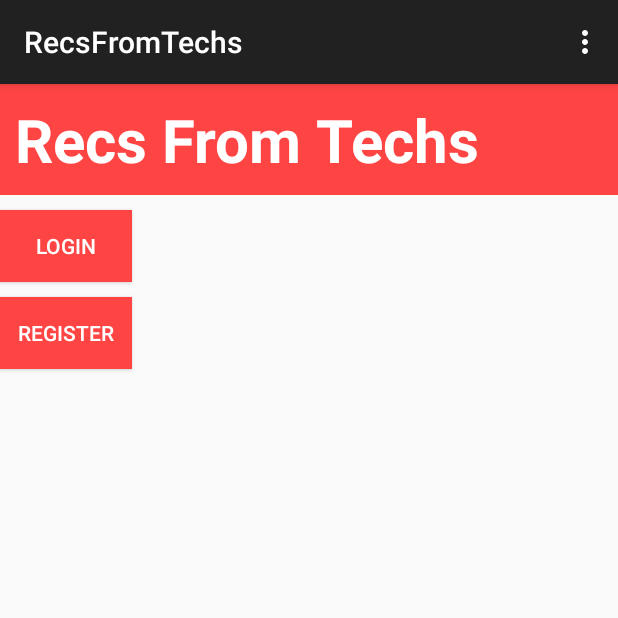
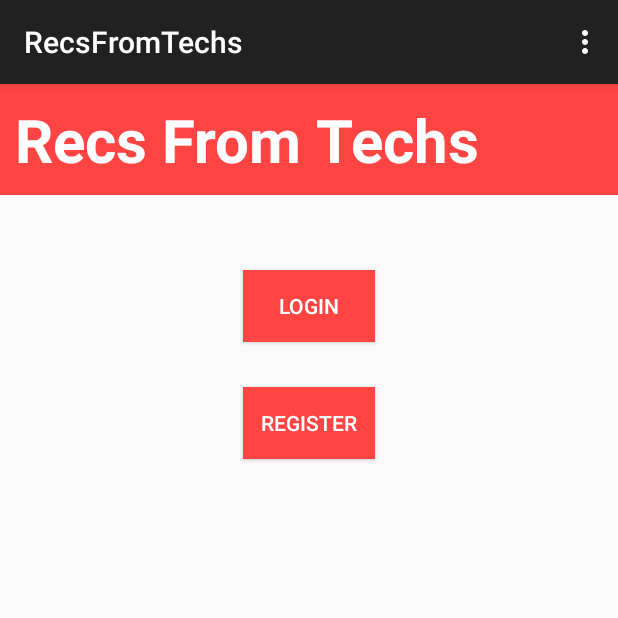
Before and after one commit to DoYouWantToBuildAProgram/Recs-From-Techs, an Android app: the screen it shows after launch (MainActivity), on a phone screen of 412 x 824 dp, the top half of it. Run offline under Robolectric (Android 15) with nearby library versions, the phone set to English and light mode, and no system bars.

```diff
--- a/app/src/main/java/com/example/erica/recsfromtechs/Login.java
+++ b/app/src/main/java/com/example/erica/recsfromtechs/Login.java
@@ -26,12 +26,8 @@ public class Login extends AppCompatActivity {
         setContentView(R.layout.activity_login);
         Toolbar toolbar = (Toolbar) findViewById(R.id.toolbar);
         setSupportActionBar(toolbar);
-         passwords  = getSharedPreferences("MyPref", MODE_PRIVATE);
+        passwords  = getSharedPreferences("MyPref", MODE_PRIVATE);
         editPasswords = passwords.edit();
-
-
-
-        usernames.put("user","password");
     }
 
     public void cancel(View view) {
--- a/app/src/main/res/layout/activity_main.xml
+++ b/app/src/main/res/layout/activity_main.xml
@@ -18,7 +18,7 @@
 
     <Space
         android:layout_width="match_parent"
-        android:layout_height="10dp" />
+        android:layout_height="50dp" />
 
     <Button
         android:layout_width="wrap_content"
@@ -26,11 +26,12 @@
         android:textColor="@android:color/white"
         android:text="@string/login_button"
         android:onClick="login"
-        android:background="@android:color/holo_red_light" />
+        android:background="@android:color/holo_red_light"
+        android:layout_gravity="center_horizontal" />
 
     <Space
         android:layout_width="match_parent"
-        android:layout_height="10dp" />
+        android:layout_height="30dp" />
 
     <Button
         android:layout_width="wrap_content"
@@ -38,6 +39,7 @@
         android:textColor="@android:color/white"
         android:text="@string/register_button"
         android:onClick="register"
-        android:background="@android:color/holo_red_light" />
+        android:background="@android:color/holo_red_light"
+        android:layout_gravity="center_horizontal" />
 
 </LinearLayout>
--- a/app/src/main/res/layout/content_register.xml
+++ b/app/src/main/res/layout/content_register.xml
@@ -25,12 +25,12 @@
         android:layout_width="match_parent"
         android:layout_height="50dp" />
 
-    <EditText android:id="@+id/createuser"
+    <EditText android:id="@+id/username"
         android:layout_width="209dp"
         android:layout_height="wrap_content"
         android:hint="@string/createuser"
         android:layout_gravity="center_horizontal" />
-    <EditText android:id="@+id/createpass"
+    <EditText android:id="@+id/password"
         android:layout_width="209dp"
         android:layout_height="wrap_content"
         android:inputType="textPassword"
@@ -60,7 +60,7 @@
         android:textColor="@android:color/white"
         android:textStyle="bold"
         android:padding="10dp"
-        android:onClick="registerUser"
+        android:onClick="addUser"
         android:textSize="20sp"
         android:layout_gravity="center_horizontal"
         android:background="@android:color/holo_red_light" />
```
Also changed, not shown: app/src/main/res/layout/content_login.xml (+6 -3 lines), 1 other file.
